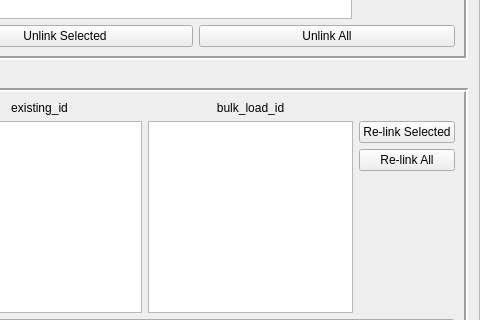
Before: the Qt Designer form buildings/gui/alter_building_relationship.ui in linz/nz-buildings, drawn with Qt 5; both pictures show x 88 to 568 and y 198 to 518 of the 568 by 859 pixel window.
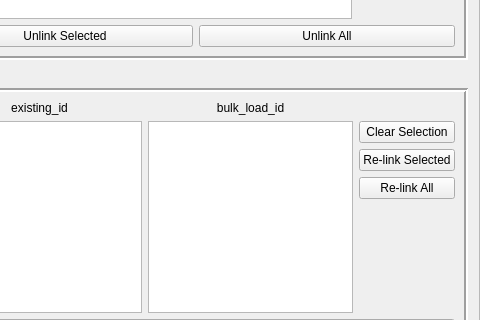
After: the same form once the commit is applied.

Commit message: script changes + multiple buttons added

The edit to the form file:
```diff
--- a/buildings/gui/alter_building_relationship.ui
+++ b/buildings/gui/alter_building_relationship.ui
@@ -207,6 +207,13 @@
             </property>
            </widget>
           </item>
+          <item>
+           <widget class="QPushButton" name="btn_clear_slt2">
+            <property name="text">
+             <string>Clear Selection</string>
+            </property>
+           </widget>
+          </item>
           <item>
            <widget class="QPushButton" name="btn_relink_slt">
             <property name="text">
```
Left out of the diff: 6 changed lines with no effect on the pictures. The commit also changes 1 other file.
